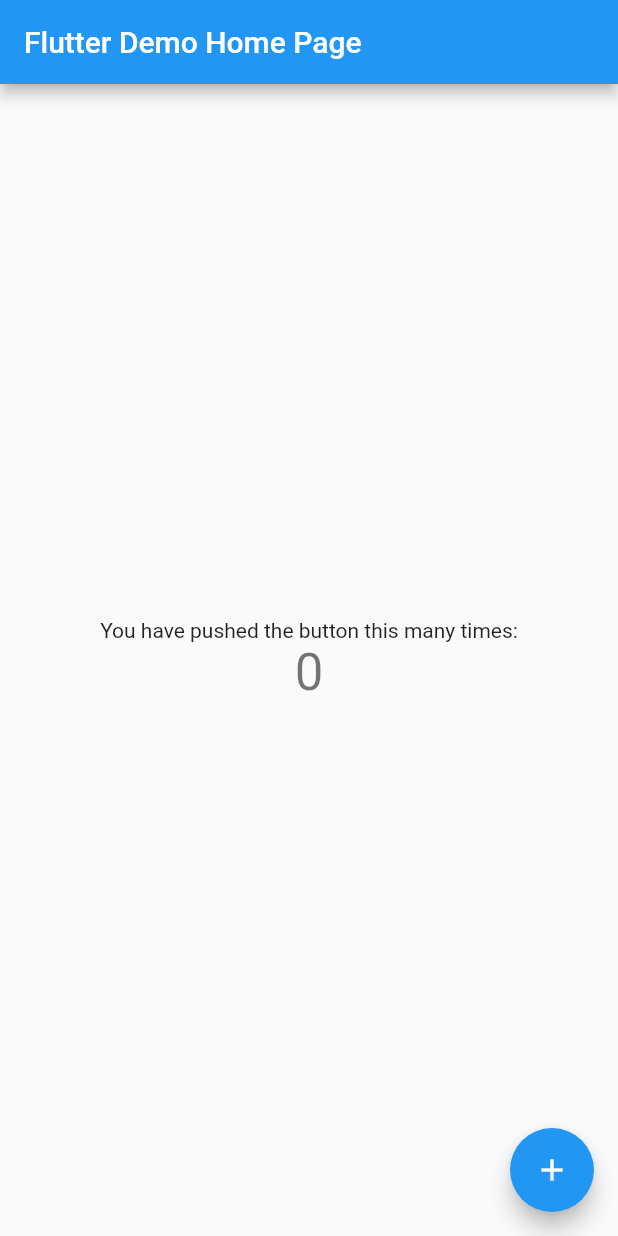
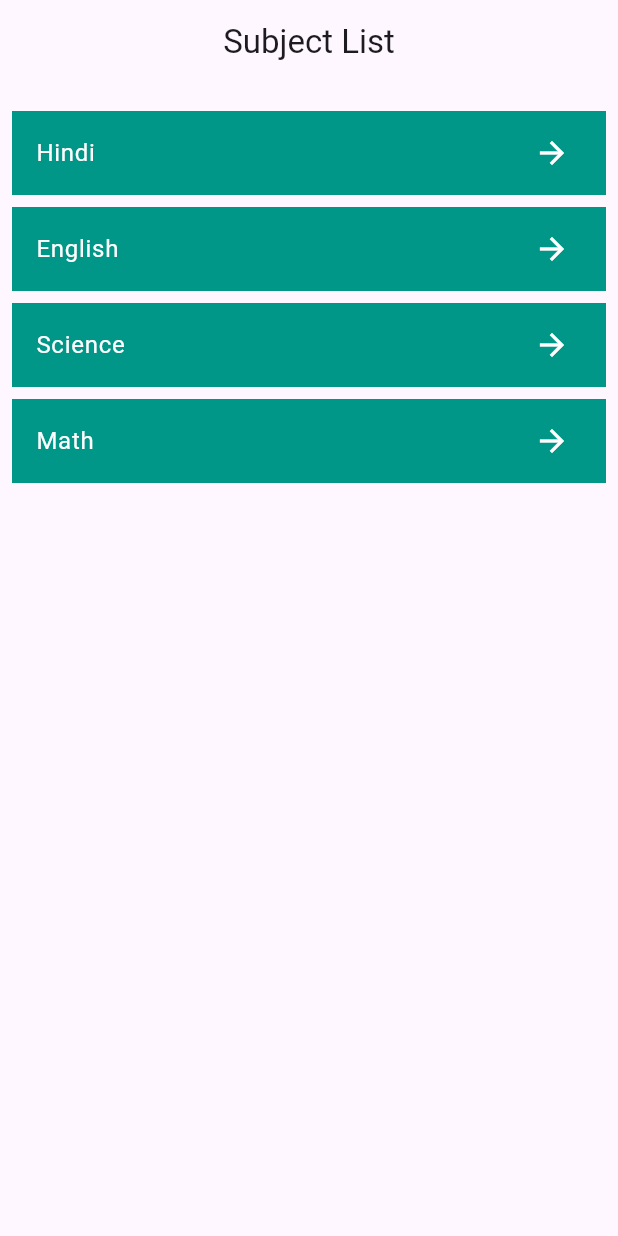
Before and after one commit to Rayat-ullah/quiz_app1, a Flutter app: the screen it shows after launch, on a phone screen of 412 x 824 dp. Run offline on Flutter 3.47's test engine with Material 2 defaults, Android fonts, the phone set to English and light mode, and no system bars; our stand-ins replace percent_indicator.

Commit message:
Initial commit
this is quiz app using flutter

```diff
--- a/lib/main.dart
+++ b/lib/main.dart
@@ -1,115 +1,20 @@
 import 'package:flutter/material.dart';
+import 'package:quiz_app1/view/subject_list.dart';
 
 void main() {
   runApp(const MyApp());
 }
 
 class MyApp extends StatelessWidget {
-  const MyApp({super.key});
+  const MyApp({Key? key}) : super(key: key);
 
-  // This widget is the root of your application.
   @override
   Widget build(BuildContext context) {
     return MaterialApp(
-      title: 'Flutter Demo',
       theme: ThemeData(
-        // This is the theme of your application.
-        //
-        // Try running your application with "flutter run". You'll see the
-        // application has a blue toolbar. Then, without quitting the app, try
-        // changing the primarySwatch below to Colors.green and then invoke
-        // "hot reload" (press "r" in the console where you ran "flutter run",
-        // or simply save your changes to "hot reload" in a Flutter IDE).
-        // Notice that the counter didn't reset back to zero; the application
-        // is not restarted.
-        primarySwatch: Colors.blue,
+        useMaterial3: true,
       ),
-      home: const MyHomePage(title: 'Flutter Demo Home Page'),
+      home: SubjectListScreen(),
     );
   }
 }
-
-class MyHomePage extends StatefulWidget {
-  const MyHomePage({super.key, required this.title});
-
-  // This widget is the home page of your application. It is stateful, meaning
-  // that it has a State object (defined below) that contains fields that affect
-  // how it looks.
-
-  // This class is the configuration for the state. It holds the values (in this
-  // case the title) provided by the parent (in this case the App widget) and
-  // used by the build method of the State. Fields in a Widget subclass are
-  // always marked "final".
-
-  final String title;
-
-  @override
-  State<MyHomePage> createState() => _MyHomePageState();
-}
-
-class _MyHomePageState extends State<MyHomePage> {
-  int _counter = 0;
-
-  void _incrementCounter() {
-    setState(() {
-      // This call to setState tells the Flutter framework that something has
-      // changed in this State, which causes it to rerun the build method below
-      // so that the display can reflect the updated values. If we changed
-      // _counter without calling setState(), then the build method would not be
-      // called again, and so nothing would appear to happen.
-      _counter++;
-    });
-  }
-
-  @override
-  Widget build(BuildContext context) {
-    // This method is rerun every time setState is called, for instance as done
-    // by the _incrementCounter method above.
-    //
-    // The Flutter framework has been optimized to make rerunning build methods
-    // fast, so that you can just rebuild anything that needs updating rather
-    // than having to individually change instances of widgets.
-    return Scaffold(
-      appBar: AppBar(
-        // Here we take the value from the MyHomePage object that was created by
-        // the App.build method, and use it to set our appbar title.
-        title: Text(widget.title),
-      ),
-      body: Center(
-        // Center is a layout widget. It takes a single child and positions it
-        // in the middle of the parent.
-        child: Column(
-          // Column is also a layout widget. It takes a list of children and
-          // arranges them vertically. By default, it sizes itself to fit its
-          // children horizontally, and tries to be as tall as its parent.
-          //
-          // Invoke "debug painting" (press "p" in the console, choose the
-          // "Toggle Debug Paint" action from the Flutter Inspector in Android
-          // Studio, or the "Toggle Debug Paint" command in Visual Studio Code)
-          // to see the wireframe for each widget.
-          //
-          // Column has various properties to control how it sizes itself and
-          // how it positions its children. Here we use mainAxisAlignment to
-          // center the children vertically; the main axis here is the vertical
-          // axis because Columns are vertical (the cross axis would be
-          // horizontal).
-          mainAxisAlignment: MainAxisAlignment.center,
-          children: <Widget>[
-            const Text(
-              'You have pushed the button this many times:',
-            ),
-            Text(
-              '$_counter',
-              style: Theme.of(context).textTheme.headlineMedium,
-            ),
-          ],
-        ),
-      ),
-      floatingActionButton: FloatingActionButton(
-        onPressed: _incrementCounter,
-        tooltip: 'Increment',
-        child: const Icon(Icons.add),
-      ), // This trailing comma makes auto-formatting nicer for build methods.
-    );
-  }
-}
--- /dev/null
+++ b/lib/view/subject_list.dart
@@ -0,0 +1,61 @@
+import 'package:flutter/material.dart';
+import 'package:quiz_app1/view/quiz_screen.dart';
+
+
+
+class SubjectListScreen extends StatelessWidget {
+  const SubjectListScreen({super.key});
+
+  final List subjectListData = const [
+    {"subject_name": "Hindi", "subject_id": "1001"},
+    {"subject_name": "English", "subject_id": "1002"},
+    {"subject_name": "Science", "subject_id": "1003"},
+    {"subject_name": "Math", "subject_id": "1004"},
+  ];
+
+  @override
+  Widget build(BuildContext context) {
+    return Scaffold(
+      appBar: AppBar(
+        centerTitle: true,
+        title: const Text("Subject List"),
+      ),
+      body: Padding(
+        padding: const EdgeInsets.all(8.0),
+        child: Column(
+          children: [
+            SizedBox(
+              height: 10,
+            ),
+            ...subjectListData
+                .map(
+                  (e) => Padding(
+                    padding: const EdgeInsets.only(bottom: 8),
+                    child: ListTile(
+                      onTap: () {
+                        print(e['subject_id']);
+
+                        Navigator.push(
+                          context,
+                          MaterialPageRoute(
+                            builder: (context) => const QuizScreen(),
+                          ),
+                        );
+                      },
+                      tileColor: Colors.teal,
+                      textColor: Colors.white,
+                      iconColor: Colors.white,
+                      title: Text(
+                        e['subject_name'],
+                      ),
+                      trailing: const Icon(Icons.arrow_forward),
+                    ),
+                  ),
+                )
+                .toList()
+          ],
+        ),
+      ),
+    );
+  }
+}
--- a/pubspec.yaml
+++ b/pubspec.yaml
@@ -35,6 +35,7 @@ dependencies:
   # The following adds the Cupertino Icons font to your application.
   # Use with the CupertinoIcons class for iOS style icons.
   cupertino_icons: ^1.0.2
+  percent_indicator: ^4.2.2
 
 dev_dependencies:
   flutter_test:
```
Also changed, not shown: lib/view/quiz_screen.dart (added, +443 -0 lines), lib/view/result_screen.dart (added, +125 -0 lines), pubspec.lock.
